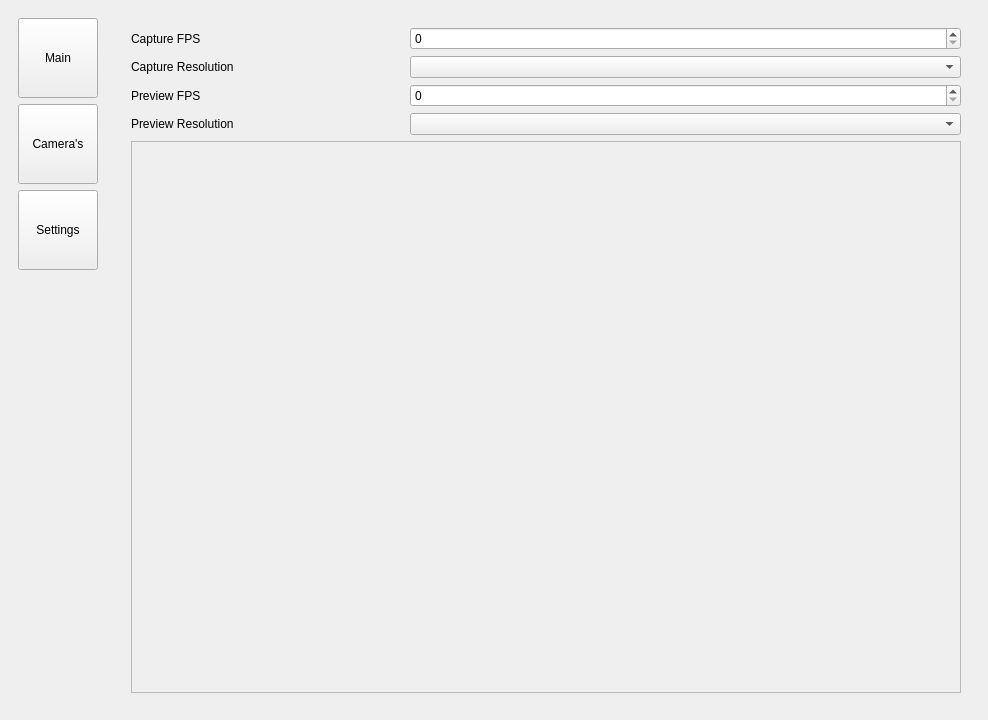
MaxUntersalmberger/PhysioMotionTracker, file Programma Structuur/ui/guiDesigner/GUI.ui: the form before one commit.
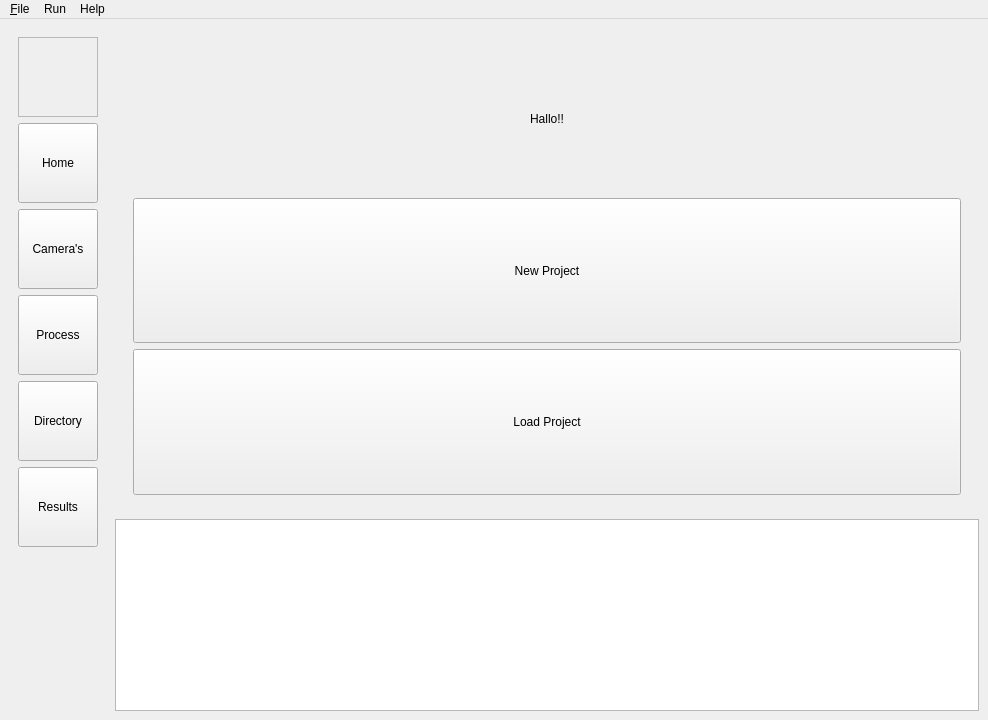
The form after the commit. The open tabs and pages were chosen to show the change. Icons and pictures are not drawn.

Diff of the .ui file:
```diff
--- a/Programma Structuur/ui/guiDesigner/GUI.ui
+++ b/Programma Structuur/ui/guiDesigner/GUI.ui
@@ -13,6 +13,18 @@
     <height>720</height>
    </rect>
   </property>
+  <property name="minimumSize">
+   <size>
+    <width>0</width>
+    <height>0</height>
+   </size>
+  </property>
+  <property name="maximumSize">
+   <size>
+    <width>16777215</width>
+    <height>16777215</height>
+   </size>
+  </property>
   <property name="windowTitle">
    <string>MainWindow</string>
   </property>
@@ -24,7 +36,7 @@
     </size>
    </property>
    <layout class="QGridLayout" name="gridLayout">
-    <item row="1" column="3">
+    <item row="1" column="3" colspan="3">
      <widget class="QFrame" name="frame_pages">
       <property name="frameShape">
        <enum>QFrame::NoFrame</enum>
@@ -35,22 +47,31 @@
          <property name="currentIndex">
           <number>1</number>
          </property>
-         <widget class="QWidget" name="page_main">
-          <layout class="QVBoxLayout" name="verticalLayout_3">
-           <item>
-            <spacer name="verticalSpacer_2">
-             <property name="sizeHint" stdset="0">
-              <size>
-               <width>20</width>
-               <height>40</height>
-              </size>
+         <widget class="QWidget" name="page_home">
+          <layout class="QGridLayout" name="gridLayout_4">
+           <item row="2" column="2">
+            <layout class="QHBoxLayout" name="horizontalLayout_2"/>
+           </item>
+           <item row="2" column="1">
+            <widget class="QPushButton" name="btn_loadproject">
+             <property name="sizePolicy">
+              <sizepolicy hsizetype="Preferred" vsizetype="Preferred">
+               <horstretch>0</horstretch>
+               <verstretch>0</verstretch>
+              </sizepolicy>
              </property>
-            </spacer>
+             <property name="mouseTracking">
+              <bool>true</bool>
+             </property>
+             <property name="text">
+              <string>Load Project</string>
+             </property>
+            </widget>
            </item>
-           <item>
-            <widget class="QPushButton" name="pushButton">
+           <item row="1" column="1">
+            <widget class="QPushButton" name="btn_newproject">
              <property name="sizePolicy">
-              <sizepolicy hsizetype="MinimumExpanding" vsizetype="MinimumExpanding">
+              <sizepolicy hsizetype="Preferred" vsizetype="Preferred">
                <horstretch>0</horstretch>
                <verstretch>0</verstretch>
               </sizepolicy>
@@ -80,19 +101,37 @@
               </size>
              </property>
              <property name="text">
-              <string>start calibration</string>
+              <string>New Project</string>
              </property>
-            </widget>
-           </item>
-           <item>
-            <spacer name="verticalSpacer_4">
-             <property name="sizeHint" stdset="0">
+             <property name="iconSize">
               <size>
-               <width>20</width>
-               <height>40</height>
+               <width>16</width>
+               <height>16</height>
               </size>
              </property>
-            </spacer>
+            </widget>
+           </item>
+           <item row="3" column="1">
+            <layout class="QVBoxLayout" name="verticalLayout_4"/>
+           </item>
+           <item row="2" column="0">
+            <layout class="QHBoxLayout" name="horizontalLayout"/>
+           </item>
+           <item row="0" column="1">
+            <widget class="QLabel" name="label_main_text">
+             <property name="layoutDirection">
+              <enum>Qt::LayoutDirection::LeftToRight</enum>
+             </property>
+             <property name="text">
+              <string>Hallo!!</string>
+             </property>
+             <property name="textFormat">
+              <enum>Qt::TextFormat::PlainText</enum>
+             </property>
+             <property name="alignment">
+              <set>Qt::AlignmentFlag::AlignCenter</set>
+             </property>
+            </widget>
            </item>
           </layout>
          </widget>
@@ -144,7 +183,7 @@
               <enum>QFrame::StyledPanel</enum>
              </property>
              <property name="frameShadow">
-              <enum>QFrame::Raised</enum>
+              <enum>QFrame::Shadow::Plain</enum>
              </property>
              <layout class="QGridLayout" name="gridLayout_6"/>
             </widget>
@@ -170,7 +209,23 @@
       </layout>
      </widget>
     </item>
-    <item row="1" column="0">
+    <item row="2" column="3" colspan="3">
+     <widget class="QPlainTextEdit" name="plaintextedit_console">
+      <property name="sizePolicy">
+       <sizepolicy hsizetype="Expanding" vsizetype="Minimum">
+        <horstretch>0</horstretch>
+        <verstretch>0</verstretch>
+       </sizepolicy>
+      </property>
+      <property name="minimumSize">
+       <size>
+        <width>2</width>
+        <height>0</height>
+       </size>
+      </property>
+     </widget>
+    </item>
+    <item row="1" column="0" rowspan="2">
      <widget class="QFrame" name="frame_menu">
       <property name="maximumSize">
        <size>
@@ -183,7 +238,38 @@
       </property>
       <layout class="QVBoxLayout" name="verticalLayout">
        <item>
-        <widget class="QPushButton" name="btn_main">
+        <widget class="QLabel" name="label">
+         <property name="minimumSize">
+          <size>
+           <width>80</width>
+           <height>80</height>
+          </size>
+         </property>
+         <property name="maximumSize">
+          <size>
+           <width>80</width>
+           <height>80</height>
+          </size>
+         </property>
+         <property name="frameShape">
+          <enum>QFrame::Shape::StyledPanel</enum>
+         </property>
+         <property name="frameShadow">
+          <enum>QFrame::Shadow::Plain</enum>
+         </property>
+         <property name="text">
+          <string/>
+         </property>
+         <property name="pixmap">
+          <pixmap>../imagesGUI/80x80 hu image.png</pixmap>
+         </property>
+         <property name="alignment">
+          <set>Qt::AlignmentFlag::AlignLeading|Qt::AlignmentFlag::AlignLeft|Qt::AlignmentFlag::AlignTop</set>
+         </property>
+        </widget>
+       </item>
+       <item>
+        <widget class="QPushButton" name="btn_home">
          <property name="enabled">
           <bool>true</bool>
          </property>
@@ -200,7 +286,7 @@
           </size>
          </property>
          <property name="text">
-          <string>Main</string>
+          <string>Home</string>
          </property>
         </widget>
        </item>
@@ -238,12 +324,71 @@
           </size>
          </property>
          <property name="text">
-          <string>Settings</string>
+          <string>Process</string>
+         </property>
+        </widget>
+       </item>
+       <item>
+        <widget class="QPushButton" name="btn_directory">
+         <property name="minimumSize">
+          <size>
+           <width>80</width>
+           <height>80</height>
+          </size>
+         </property>
+         <property name="maximumSize">
+          <size>
+           <width>80</width>
+           <height>80</height>
+          </size>
+         </property>
+         <property name="sizeIncrement">
+          <size>
+           <width>0</width>
+           <height>0</height>
+          </size>
+         </property>
+         <property name="mouseTracking">
+          <bool>true</bool>
+         </property>
+         <property name="text">
+          <string>Directory</string>
+         </property>
+        </widget>
+       </item>
+       <item>
+        <widget class="QPushButton" name="btn_results">
+         <property name="minimumSize">
+          <size>
+           <width>80</width>
+           <height>80</height>
+          </size>
+         </property>
+         <property name="maximumSize">
+          <size>
+           <width>80</width>
+           <height>80</height>
+          </size>
+         </property>
+         <property name="sizeIncrement">
+          <size>
+           <width>0</width>
+           <height>0</height>
+          </size>
+         </property>
+         <property name="mouseTracking">
+          <bool>true</bool>
+         </property>
+         <property name="text">
+          <string>Results</string>
          </property>
         </widget>
        </item>
        <item>
         <spacer name="verticalSpacer">
+         <property name="orientation">
+          <enum>Qt::Orientation::Vertical</enum>
+         </property>
          <property name="sizeHint" stdset="0">
           <size>
            <width>20</width>
@@ -257,6 +402,39 @@
     </item>
    </layout>
   </widget>
+  <widget class="QMenuBar" name="menuBar">
+   <property name="geometry">
+    <rect>
+     <x>0</x>
+     <y>0</y>
+     <width>988</width>
+     <height>33</height>
+    </rect>
+   </property>
+   <widget class="QMenu" name="menuFile">
+    <property name="title">
+     <string>&amp;File</string>
+    </property>
+   </widget>
+   <widget class="QMenu" name="menuRun">
+    <property name="title">
+     <string>Run</string>
+    </property>
+   </widget>
+   <widget class="QMenu" name="menuHelp">
+    <property name="title">
+     <string>Help</string>
+    </property>
+   </widget>
+   <addaction name="menuFile"/>
+   <addaction name="menuRun"/>
+   <addaction name="menuHelp"/>
+  </widget>
+  <action name="actionRun">
+   <property name="text">
+    <string>Run</string>
+   </property>
+  </action>
  </widget>
  <resources/>
  <connections/>
```
Left out of the diff: 53 changed lines with no effect on the pictures.
